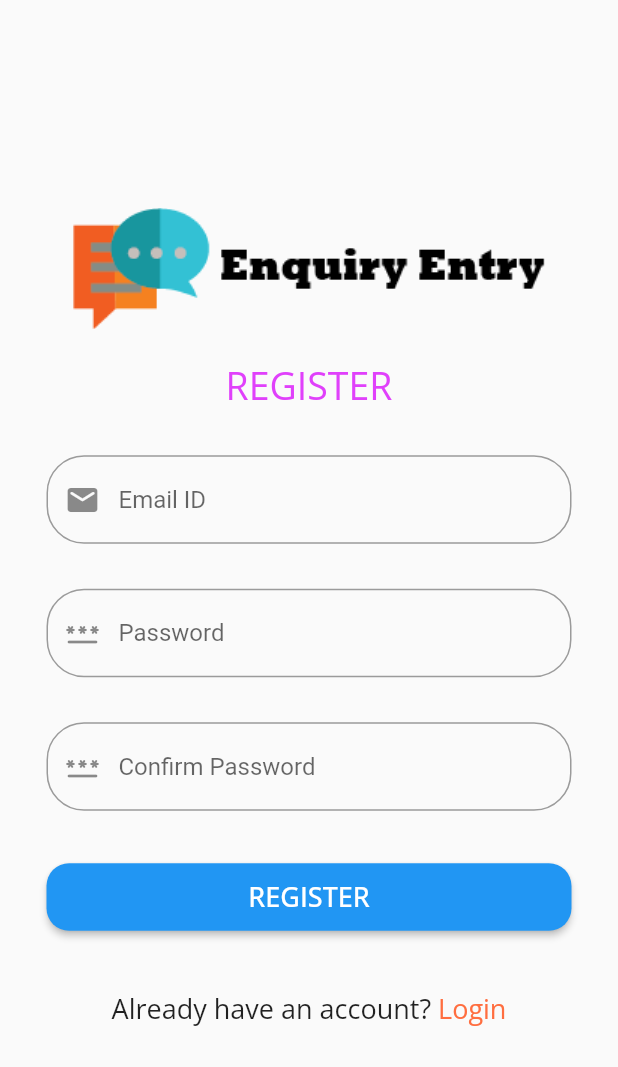
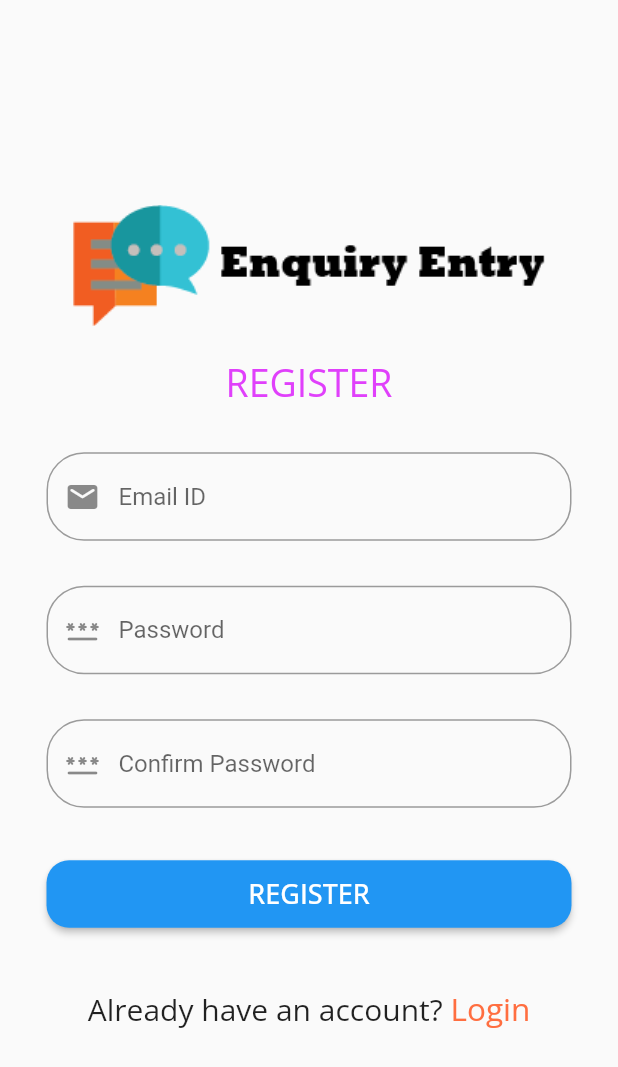
Before and after one commit to shubhamghadi123/LoginAndRegister-Flutter, a Flutter app: the screen it shows after launch, after a tap on "Register", on a phone screen of 412 x 824 dp. Shown: the top 1067 px of the screen. Run offline on Flutter 3.47's test engine with Material 2 defaults, Android fonts, the phone set to English and light mode, and no system bars.

Commit message:
font changed

```diff
--- a/lib/pages/login.dart
+++ b/lib/pages/login.dart
@@ -90,14 +90,14 @@ class _LoginState extends State<Login> {
               mainAxisAlignment: MainAxisAlignment.center,
               children: [
                 const Text("Don't have an account? ", style: TextStyle(
-                    fontSize: 18, fontFamily: 'OpenSans'),
+                    fontSize: 20, fontFamily: 'OpenSans'),
                 ),
                 GestureDetector(
                   onTap: () {
                     Navigator.push(context, MaterialPageRoute(builder: (context) => const Register()));
                   },
                   child: const Text("Register", style: TextStyle(
-                      fontSize: 18, color: Colors.deepOrangeAccent, fontFamily: 'OpenSans'),
+                      fontSize: 21, color: Colors.deepOrangeAccent, fontFamily: 'OpenSans'),
                   ),
                 )
               ],
--- a/lib/pages/register.dart
+++ b/lib/pages/register.dart
@@ -110,14 +110,14 @@ class _RegisterState extends State<Register> {
               mainAxisAlignment: MainAxisAlignment.center,
               children: [
                 const Text("Already have an account? ", style: TextStyle(
-                    fontSize: 18, fontFamily: 'OpenSans'),
+                    fontSize: 20, fontFamily: 'OpenSans'),
                 ),
                 GestureDetector(
                   onTap: () {
                     Navigator.push(context, MaterialPageRoute(builder: (context) => const Login()));
                   },
                   child: const Text("Login", style: TextStyle(
-                      fontSize: 18, color: Colors.deepOrangeAccent, fontFamily: 'OpenSans'),
+                      fontSize: 21, color: Colors.deepOrangeAccent, fontFamily: 'OpenSans'),
                   ),
                 )
               ],
```
